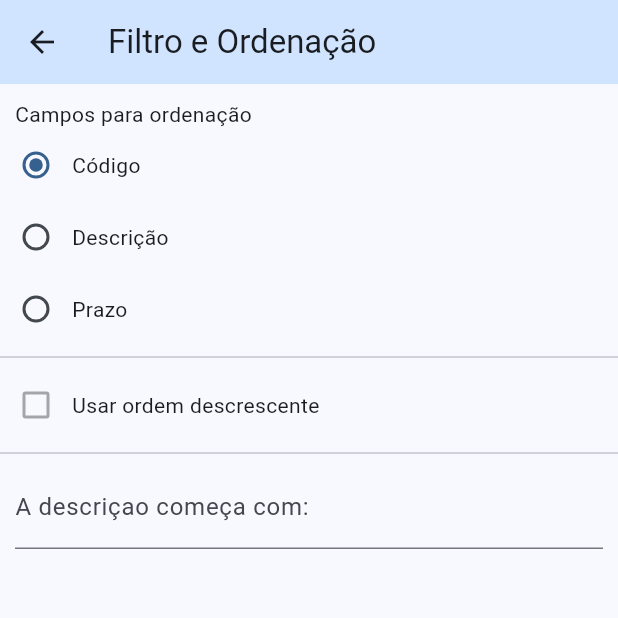
After one commit to DanielScabeni/Desenvolvimento-Mobile, a Flutter app: the screen it shows after launch, after a tap on the "filter list" icon, on a phone screen of 412 x 824 dp, the top half of it. The commit adds this screen. Run offline on Flutter 3.47's test engine with Material 3 defaults, Android fonts, the phone set to English and light mode, and no system bars; our stand-ins replace shared_preferences.

Commit message:
Aula-26/03/2024

```diff
--- a/gerenciar_tarefas/lib/main.dart
+++ b/gerenciar_tarefas/lib/main.dart
@@ -1,4 +1,5 @@
 import 'package:flutter/material.dart';
+import 'package:gerenciar_tarefas/pages/filtro_page.dart';
 import 'package:gerenciar_tarefas/pages/lista_page_tarefas.dart';
 
 void main() {
@@ -8,19 +9,21 @@ void main() {
 class MyApp extends StatelessWidget {
   const MyApp({super.key});
 
-  // this widget is the root of your application
+  // This widget is the root of your application.
   @override
   Widget build(BuildContext context) {
     return MaterialApp(
       debugShowCheckedModeBanner: false,
-      title: 'Flutter Demo',
+      title: 'Gerenciador Tarefas',
       theme: ThemeData(
-        colorScheme: ColorScheme.fromSeed(seedColor: Colors.black87),
-        primaryColor: Colors.orangeAccent,
+        primarySwatch: Colors.orange,
+        colorScheme: ColorScheme.fromSeed(seedColor: Colors.blue),
         useMaterial3: true,
       ),
-      home: ListaTarefaPage()
-
+      home: ListaTarefaPage(),
+      routes: {
+        FiltroPage.ROUTE_NAME: (BuildContext context) => FiltroPage(),
+      },
     );
   }
 }
--- a/gerenciar_tarefas/lib/model/tarefa.dart
+++ b/gerenciar_tarefas/lib/model/tarefa.dart
@@ -17,6 +17,5 @@ class Tarefa{
       return '';
     }
     return DateFormat('dd/MM/yyyy').format(prazo!);
-
   }
 }
--- /dev/null
+++ b/gerenciar_tarefas/lib/pages/filtro_page.dart
@@ -0,0 +1,94 @@
+
+import 'package:flutter/cupertino.dart';
+import 'package:flutter/material.dart';
+import 'package:gerenciar_tarefas/model/tarefa.dart';
+import 'package:shared_preferences/shared_preferences.dart';
+
+class FiltroPage extends StatefulWidget{
+
+  static const ROUTE_NAME = '/filtro';
+  static const  CHAVE_CAMPO_ORDENACAO = 'campoOrdenacao';
+  static const  CHAVE_ORDENAR_DECRESCENTE = 'usarOrdemDecrescente';
+  static const  CHAVE_FILTRO_DESCRICAO = 'filtroDescricao';
+
+  @override
+  _FiltroPageState createState() => _FiltroPageState();
+
+}
+
+@override
+class _FiltroPageState extends State<FiltroPage>{
+final camposParaOrdenacao= {
+    Tarefa.campo_id: 'Código', Tarefa.campo_descricao: 'Descrição', Tarefa.campo_prazo: 'Prazo'
+  };
+
+  late final SharedPreferences prefs;
+  final _descricaoController = TextEditingController();
+  String _campoOrdenacao = Tarefa.campo_id;
+  bool _usarOrdemDecrescente = false;
+  bool _alterouValores = false;
+
+
+  @override
+  Widget build(BuildContext context){
+    return WillPopScope(
+      onWillPop: null,
+      child: Scaffold(
+        appBar: AppBar(
+          centerTitle: false,
+          backgroundColor: Theme.of(context).colorScheme.primaryContainer,
+          title: const Text('Filtro e Ordenação')
+    ),
+    body: _criaBody(),
+        ),
+    );
+  }
+
+  Widget _criaBody(){
+    return ListView(
+      children: [
+        const Padding(
+            padding: EdgeInsets.only(left: 10, top: 10),
+          child: Text('Campos para ordenação'),
+        ),
+        for (final campo in camposParaOrdenacao.keys)
+          Row(
+            children: [
+              Radio(
+                  value: campo,
+                  groupValue: _campoOrdenacao,
+                  onChanged: _onCampoOrdenacaoChanged,
+              ),
+              Text(camposParaOrdenacao[campo] ?? ''),
+            ],
+          ),
+        Divider(),
+        Row(
+          children: [
+            Checkbox(
+                value: _usarOrdemDecrescente,
+                onChanged: null,
+            ),
+            Text('Usar ordem descrescente')
+          ],
+        ),
+         Divider(),
+         const Padding(
+            padding: EdgeInsets.symmetric(horizontal: 10),
+          child: TextField(
+            decoration: InputDecoration(labelText: 'A descriçao começa com:'),
+          ),
+
+        ),
+      ],
+    );
+  }
+void _onCampoOrdenacaoChanged(String? valor){
+    prefs.setString(FiltroPage.CHAVE_CAMPO_ORDENACAO, valor ?? '');
+    _alterouValores = true;
+    setState(() {
+      _campoOrdenacao = valor ?? '';
+    });
+  }
+
+}
--- a/gerenciar_tarefas/pubspec.yaml
+++ b/gerenciar_tarefas/pubspec.yaml
@@ -36,6 +36,7 @@ dependencies:
   # Use with the CupertinoIcons class for iOS style icons.
   cupertino_icons: ^1.0.6
   intl: ^0.19.0
+  shared_preferences: ^2.2.2
 
 dev_dependencies:
   flutter_test:
```
Also changed, not shown: gerenciar_tarefas/lib/pages/lista_page_tarefas.dart (+72 -15 lines), gerenciar_tarefas/lib/widgets/conteudo_form_dialog.dart (+16 -15 lines), gerenciar_tarefas/pubspec.lock.
